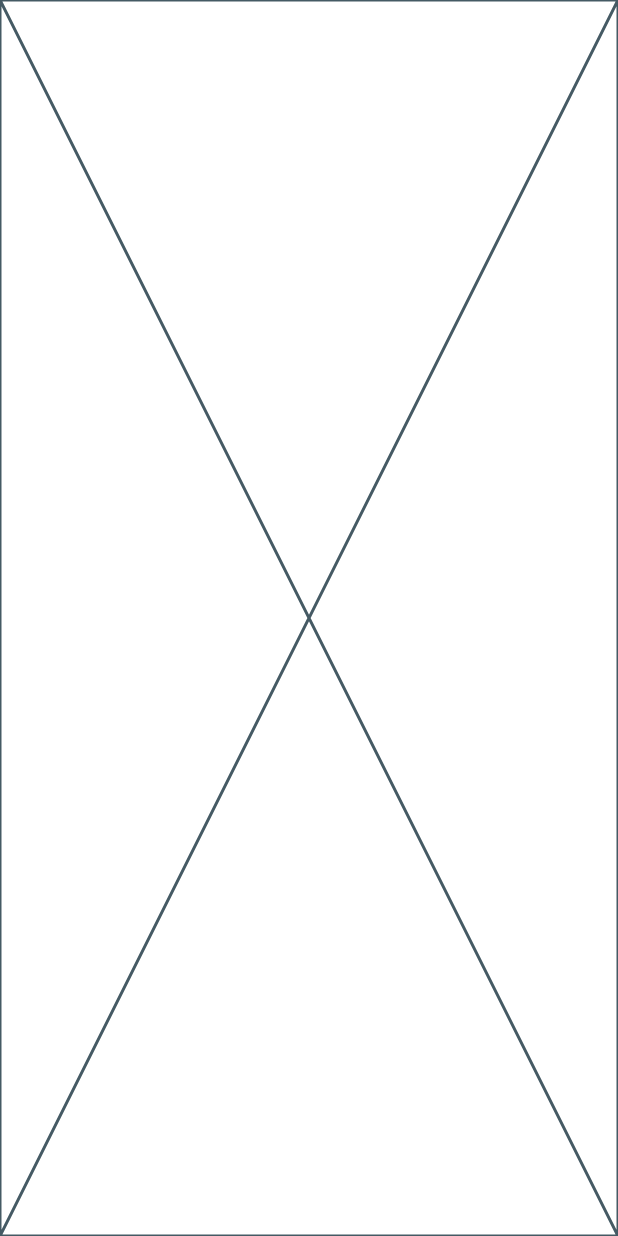
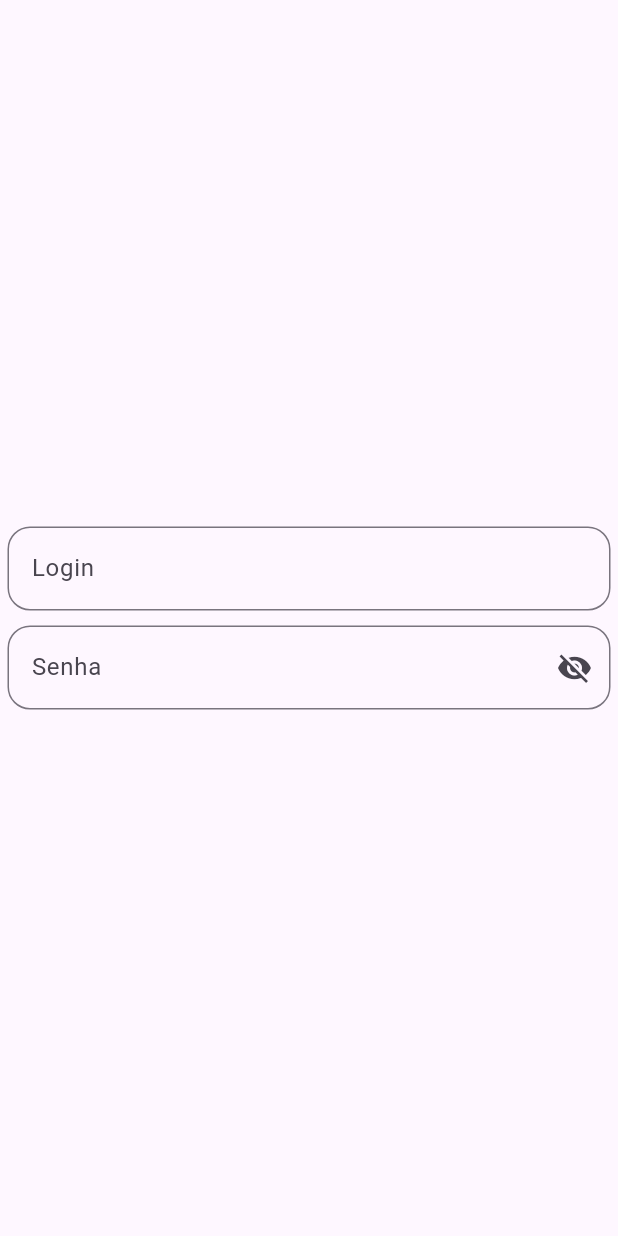
Before and after one commit to PandaDev1994/logiUiFlutter, a Flutter app: the screen it shows after launch, on a phone screen of 412 x 824 dp. Run offline on Flutter 3.47's test engine with Material 3 defaults, Android fonts, the phone set to English and light mode, and no system bars.

Commit message:
Criacao e aplicação das formFields

```diff
--- /dev/null
+++ b/lib/comuns.dart
@@ -0,0 +1,32 @@
+import 'package:flutter/material.dart';
+
+Padding formFieldWithPadding(
+  String hint,
+  TextEditingController controller,
+  bool? isObscured,
+  bool? showIcon,
+  IconData? icon,
+  VoidCallback? function,
+) {
+  return Padding(
+    padding: const EdgeInsets.all(5),
+    child: TextFormField(
+      obscureText: isObscured!,
+      controller: controller,
+      decoration: InputDecoration(
+        suffixIcon: showIcon == false
+            ? null
+            : IconButton(
+                onPressed: function,
+                icon: Icon(
+                  icon,
+                ),
+              ),
+        border: OutlineInputBorder(
+          borderRadius: BorderRadius.circular(15),
+        ),
+        hintText: hint,
+      ),
+    ),
+  );
+}
--- a/lib/login_ui.dart
+++ b/lib/login_ui.dart
@@ -1,10 +1,49 @@
 import 'package:flutter/material.dart';
+import 'package:tela_login_flutter/comuns.dart';
 
-class LoginUi extends StatelessWidget {
+class LoginUi extends StatefulWidget {
   const LoginUi({super.key});
 
   @override
+  State<LoginUi> createState() => _LoginUiState();
+}
+
+TextEditingController nameController = TextEditingController();
+TextEditingController passController = TextEditingController();
+
+bool isObscured = true;
+
+class _LoginUiState extends State<LoginUi> {
+  @override
   Widget build(BuildContext context) {
-    return const Placeholder();
+    return Scaffold(
+      body: Form(
+        child: Column(
+          mainAxisAlignment: MainAxisAlignment.center,
+          children: [
+            formFieldWithPadding(
+              'Login',
+              nameController,
+              false,
+              false,
+              null,
+              null,
+            ),
+            formFieldWithPadding(
+              'Senha',
+              passController,
+              isObscured,
+              true,
+              isObscured ? Icons.visibility_off : Icons.visibility,
+              () {
+                setState(() {
+                  isObscured = !isObscured;
+                });
+              },
+            ),
+          ],
+        ),
+      ),
+    );
   }
 }
```
